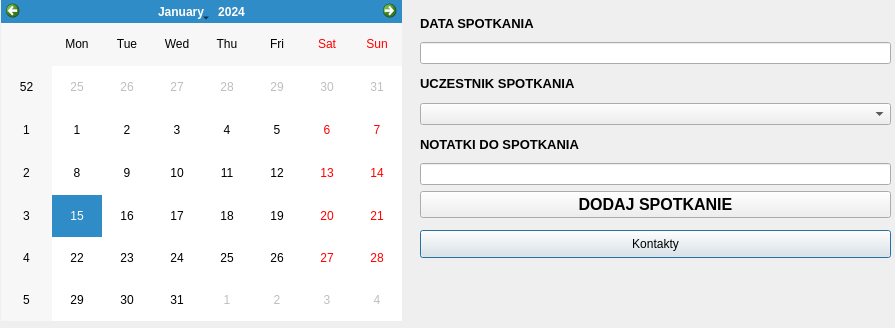
Before: the Qt Designer form Organizator_SQL/organizer.ui in DominikZycinski/Organizer_Qt, drawn with Qt 5.
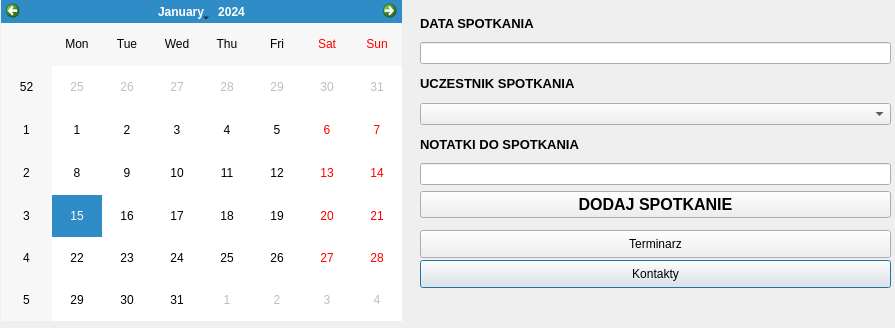
After: the same form once the commit is applied.

The edit to the form file:
```diff
--- a/Organizator_SQL/organizer.ui
+++ b/Organizator_SQL/organizer.ui
@@ -40,7 +40,7 @@
    <property name="geometry">
     <rect>
      <x>420</x>
-     <y>230</y>
+     <y>260</y>
      <width>471</width>
      <height>28</height>
     </rect>
@@ -49,6 +49,19 @@
     <string>Kontakty</string>
    </property>
   </widget>
+  <widget class="QPushButton" name="pb_go_timetable">
+   <property name="geometry">
+    <rect>
+     <x>420</x>
+     <y>230</y>
+     <width>471</width>
+     <height>28</height>
+    </rect>
+   </property>
+   <property name="text">
+    <string>Terminarz</string>
+   </property>
+  </widget>
   <widget class="QWidget" name="">
    <property name="geometry">
     <rect>
```
